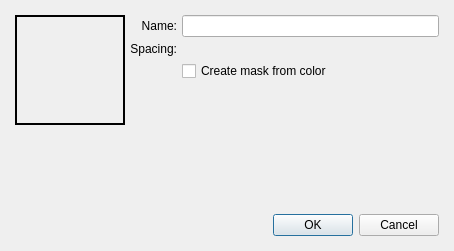
First picture: the form in plugins/paintops/libpaintop/forms/wdgclipboardbrush.ui, repository KDE/krita, before the edit.
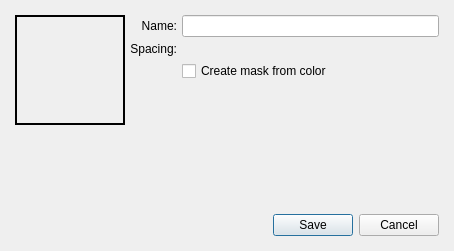
Second picture: the form after the edit. Custom widgets are drawn as their Qt base class.

What changed in the file:
```diff
--- a/plugins/paintops/libpaintop/forms/wdgclipboardbrush.ui
+++ b/plugins/paintops/libpaintop/forms/wdgclipboardbrush.ui
@@ -153,7 +153,7 @@
           <enum>Qt::Horizontal</enum>
          </property>
          <property name="standardButtons">
-          <set>QDialogButtonBox::Cancel|QDialogButtonBox::Ok</set>
+          <set>QDialogButtonBox::Cancel|QDialogButtonBox::Save</set>
          </property>
         </widget>
        </item>
```
Left out of the diff: 2 changed lines with no effect on the pictures.
